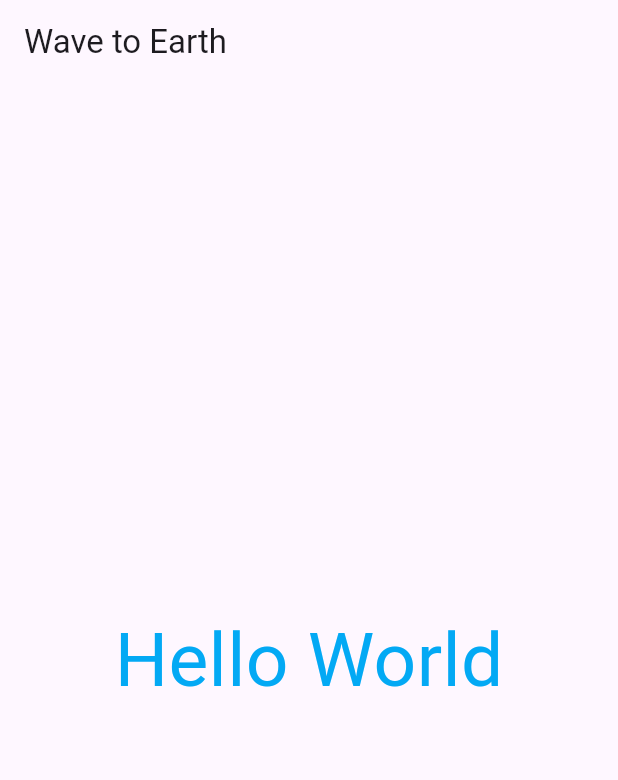
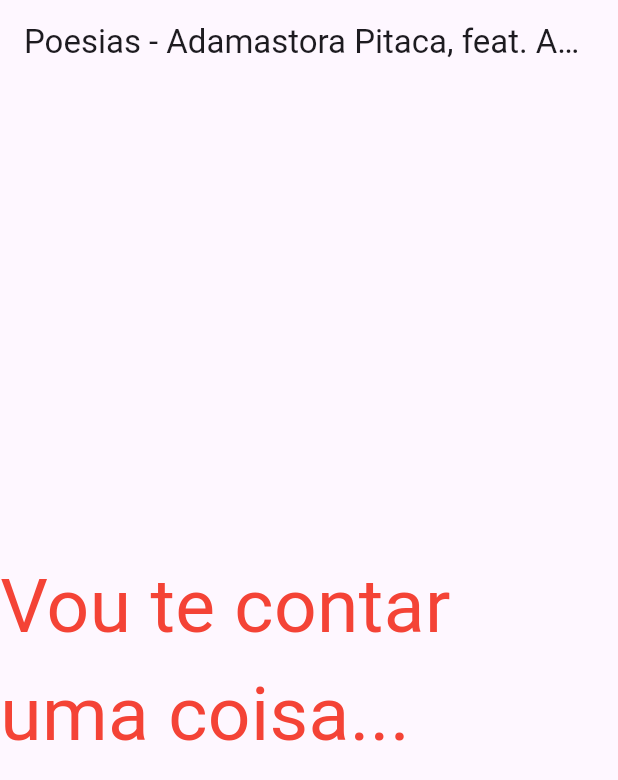
Before and after one commit to letpwk/my_app, a Flutter app: the screen it shows after launch, on a phone screen of 412 x 824 dp. Shown: the top 780 px of the screen. Run offline on Flutter 3.47's test engine with Material 3 defaults, Android fonts, the phone set to English and light mode, and no system bars.

```diff
--- a/lib/main.dart
+++ b/lib/main.dart
@@ -29,12 +29,12 @@ class MeuApp extends StatelessWidget {
     return MaterialApp(
       home: Scaffold(
         appBar: AppBar(
-          title: Text('Wave to Earth'),
+          title: Text('Poesias - Adamastora Pitaca, feat. Adamastor Pitaco'),
         ),
         body: Center(
           child: Text(
-            'Hello World',
-            style: TextStyle(fontSize: 50, color: Colors.lightBlue),
+            'Vou te contar uma coisa...',
+            style: TextStyle(fontSize: 50, color: Colors.red),
           ),
         ),
       ),
```
Also changed, not shown: 1 other file.
